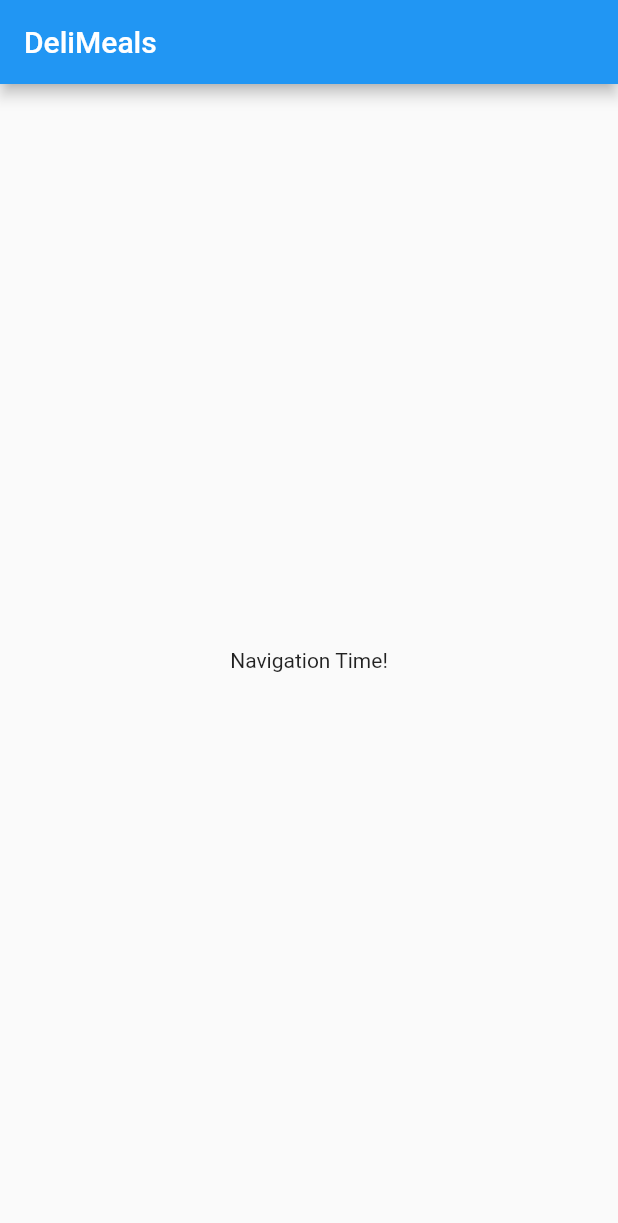
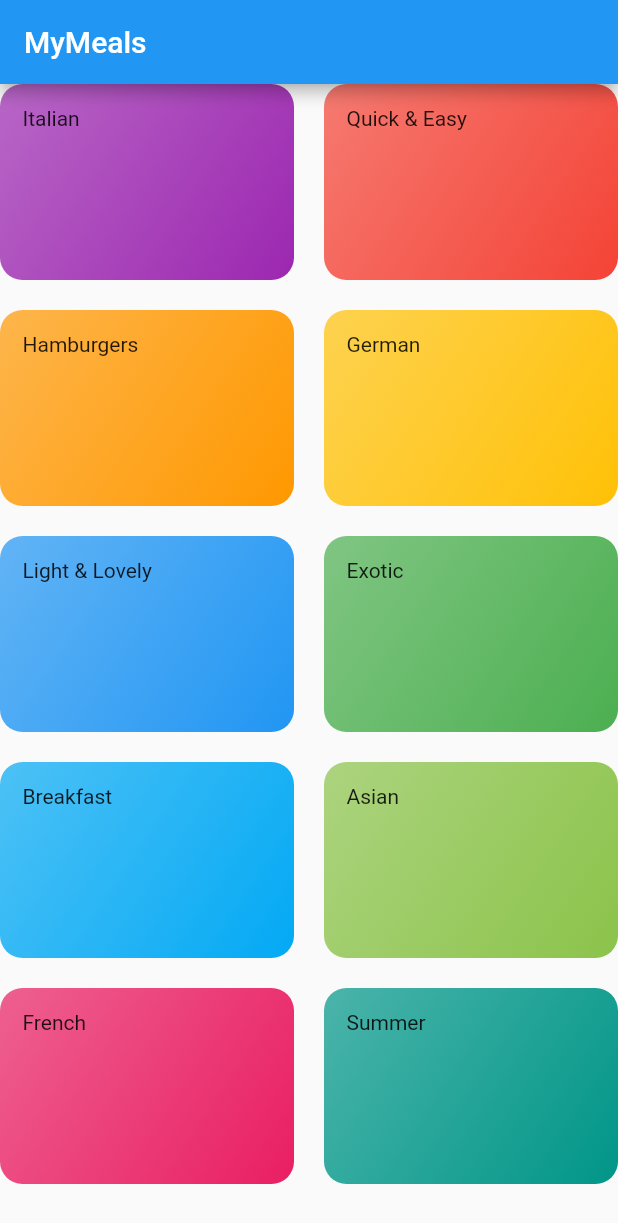
Before and after one commit to mkrosnicki/MealsApp, a Flutter app: the screen it shows after launch, on a phone screen of 412 x 824 dp. Shown: the top 1223 px of the screen. Run offline on Flutter 3.47's test engine with Material 2 defaults, Android fonts, the phone set to English and light mode, and no system bars.

Commit message:
categories screen initial setup

```diff
--- /dev/null
+++ b/lib/categories_screen.dart
@@ -0,0 +1,28 @@
+import 'package:flutter/material.dart';
+
+import 'model/category_item.dart';
+import 'model/dummy_data.dart';
+
+class CategoriesScreen extends StatelessWidget {
+  @override
+  Widget build(BuildContext context) {
+    return Scaffold(
+      appBar: AppBar(
+        title: const Text('MyMeals'),
+      ),
+      body: GridView(
+        gridDelegate: SliverGridDelegateWithMaxCrossAxisExtent(
+          maxCrossAxisExtent: 200,
+          childAspectRatio: 3 / 2,
+          crossAxisSpacing: 20,
+          mainAxisSpacing: 20,
+        ),
+        children: DUMMY_CATEGORIES
+            .map(
+              (catData) => CategoryItem(catData.title, catData.color),
+            )
+            .toList(),
+      ),
+    );
+  }
+}
--- a/lib/main.dart
+++ b/lib/main.dart
@@ -1,3 +1,4 @@
+import 'package:MealsApp/categories_screen.dart';
 import 'package:flutter/material.dart';
 
 void main() => runApp(MyApp());
@@ -10,27 +11,7 @@ class MyApp extends StatelessWidget {
       theme: ThemeData(
         primarySwatch: Colors.blue,
       ),
-      home: MyHomePage(),
+      home: CategoriesScreen(),
     );
   }
 }
-
-class MyHomePage extends StatefulWidget {
-  @override
-  _MyHomePageState createState() => _MyHomePageState();
-}
-
-class _MyHomePageState extends State<MyHomePage> {
-
-  @override
-  Widget build(BuildContext context) {
-    return Scaffold(
-      appBar: AppBar(
-        title: Text('DeliMeals'),
-      ),
-      body: Center(
-        child: Text('Navigation Time!'),
-      ),
-    );
-  }
-}
--- /dev/null
+++ b/lib/model/category.dart
@@ -0,0 +1,10 @@
+import 'package:flutter/material.dart';
+
+class Category {
+
+  final String id;
+  final String title;
+  final Color color;
+
+  const Category({@required this.id, @required this.title, this.color = Colors.orange});
+}
--- /dev/null
+++ b/lib/model/category_item.dart
@@ -0,0 +1,27 @@
+import 'package:flutter/material.dart';
+
+class CategoryItem extends StatelessWidget {
+  final String title;
+  final Color color;
+
+  CategoryItem(this.title, this.color);
+
+  @override
+  Widget build(BuildContext context) {
+    return Container(
+      padding: const EdgeInsets.all(15),
+      child: Text(title),
+      decoration: BoxDecoration(
+        gradient: LinearGradient(
+          colors: [
+            color.withOpacity(0.7),
+            color,
+          ],
+          begin: Alignment.topLeft,
+          end: Alignment.bottomRight,
+        ),
+        borderRadius: BorderRadius.circular(15),
+      ),
+    );
+  }
+}
--- /dev/null
+++ b/lib/model/dummy_data.dart
@@ -0,0 +1,55 @@
+import 'package:flutter/material.dart';
+import 'category.dart';
+
+const DUMMY_CATEGORIES = const [
+  Category(
+    id: 'c1',
+    title: 'Italian',
+    color: Colors.purple,
+  ),
+  Category(
+    id: 'c2',
+    title: 'Quick & Easy',
+    color: Colors.red,
+  ),
+  Category(
+    id: 'c3',
+    title: 'Hamburgers',
+    color: Colors.orange,
+  ),
+  Category(
+    id: 'c4',
+    title: 'German',
+    color: Colors.amber,
+  ),
+  Category(
+    id: 'c5',
+    title: 'Light & Lovely',
+    color: Colors.blue,
+  ),
+  Category(
+    id: 'c6',
+    title: 'Exotic',
+    color: Colors.green,
+  ),
+  Category(
+    id: 'c7',
+    title: 'Breakfast',
+    color: Colors.lightBlue,
+  ),
+  Category(
+    id: 'c8',
+    title: 'Asian',
+    color: Colors.lightGreen,
+  ),
+  Category(
+    id: 'c9',
+    title: 'French',
+    color: Colors.pink,
+  ),
+  Category(
+    id: 'c10',
+    title: 'Summer',
+    color: Colors.teal,
+  ),
+];
```
